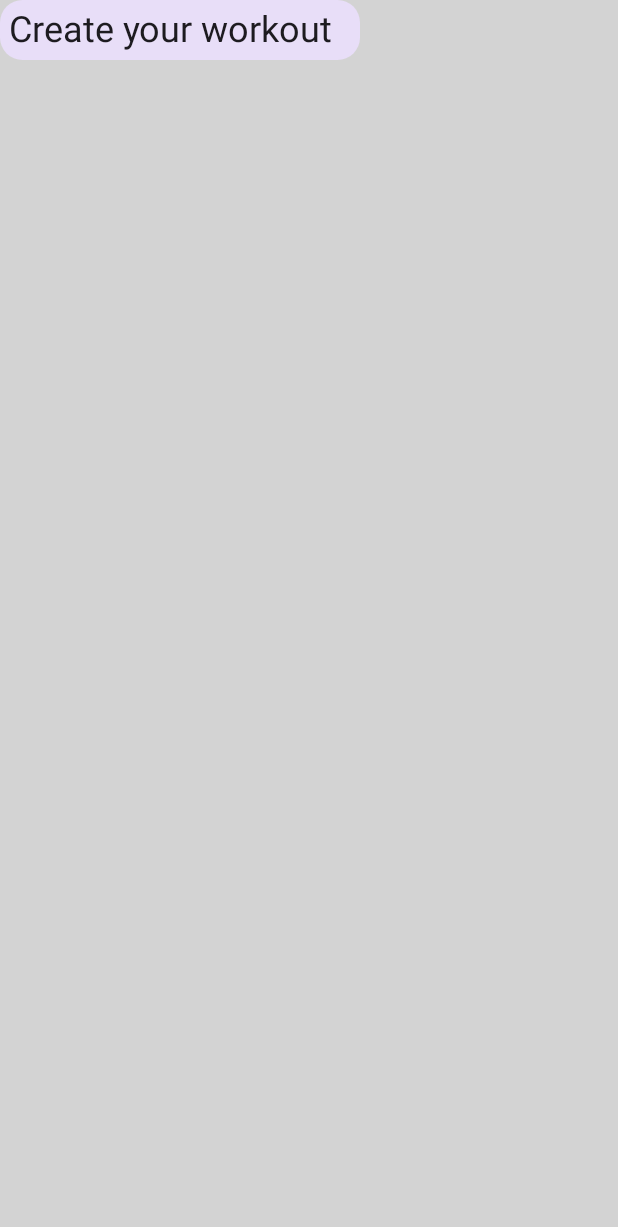
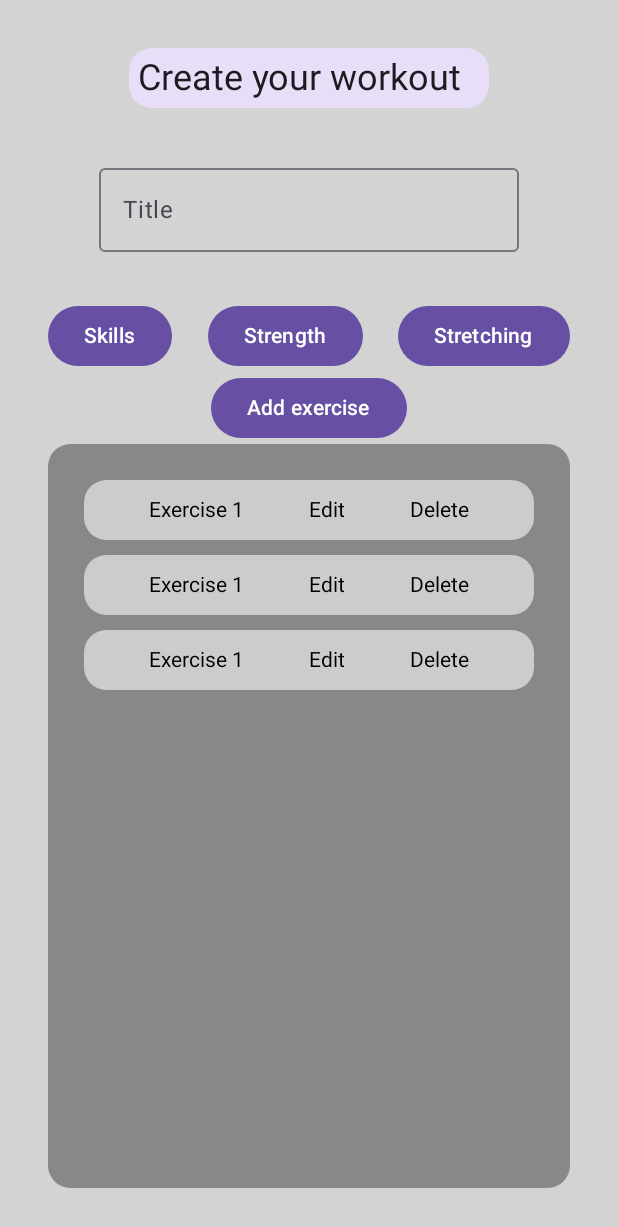
Before and after one commit to mik-nowacki/spart-app-mobile, an Android app built with Jetpack Compose: the @Preview function CreateProgramActivityPreview, on a phone screen of 412 x 824 dp. Shown: the top 1227 px of the screen. Run offline under Robolectric (Android 15) with nearby library versions, the phone set to English and light mode, and no system bars.

Commit message:
Create program UI upgrade

```diff
--- a/app/src/main/java/com/example/spartapp/training/activities/CreateProgramActivity.kt
+++ b/app/src/main/java/com/example/spartapp/training/activities/CreateProgramActivity.kt
@@ -38,6 +38,7 @@ import androidx.compose.ui.graphics.Color
 import androidx.compose.ui.tooling.preview.Preview
 import androidx.compose.ui.unit.dp
 import androidx.compose.ui.unit.sp
+import com.example.spartapp.training.components.UserInputTextField
 import com.example.spartapp.training.models.Program
 import com.example.spartapp.training.ui.theme.SpartAppTheme
 import com.google.accompanist.systemuicontroller.rememberSystemUiController
@@ -94,19 +95,6 @@ class CreateProgramActivity : ComponentActivity() {
     }
 
     @Composable
-    fun UserInputTextField(
-        value: String,
-        onValueChange: (String) -> Unit,
-        label: String
-    ) {
-        OutlinedTextField(
-            value = value,
-            onValueChange = onValueChange,
-            label = { Text(text = label) })
-
-    }
-
-    @Composable
     fun UserInputs() {
         var prTitle by remember { mutableStateOf("") }
         var prType by remember { mutableStateOf("") }
@@ -157,35 +145,3 @@ class CreateProgramActivity : ComponentActivity() {
     }
 
 }
-
-@Composable
-fun CreateWorkoutTitle() {
-    Box(
-        modifier = Modifier
-            .width(240.dp)
-            .height(40.dp)
-            .clip(RoundedCornerShape(15.dp))
-            .background(MaterialTheme.colorScheme.secondaryContainer)
-            .padding(6.dp)
-    ) {
-        Text(
-            "Create your workout",
-            fontSize = 24.sp,
-            color = MaterialTheme.colorScheme.onBackground
-        )
-    }
-
-
-}
-
-@Preview(
-    showBackground = true,
-    backgroundColor = 0xD3D3D3,
-    widthDp = 412, heightDp = 915
-)
-@Composable
-fun CreateProgramActivityPreview() {
-
-        CreateWorkoutTitle()
-
-}
--- a/app/src/main/java/com/example/spartapp/training/BottomNavigationBar.kt
+++ b/app/src/main/java/com/example/spartapp/training/components/BottomNavigationBar.kt
@@ -1,4 +1,4 @@
-package com.example.spartapp.training
+package com.example.spartapp.training.components
 
 import androidx.compose.foundation.background
 import androidx.compose.foundation.layout.Row
--- a/app/src/main/java/com/example/spartapp/training/BottomNavigationItem.kt
+++ b/app/src/main/java/com/example/spartapp/training/components/BottomNavigationItem.kt
@@ -1,4 +1,4 @@
-package com.example.spartapp.training
+package com.example.spartapp.training.components
 
 import androidx.compose.ui.graphics.vector.ImageVector
 
--- /dev/null
+++ b/app/src/main/java/com/example/spartapp/training/components/CreateProgramComponents.kt
@@ -0,0 +1,152 @@
+package com.example.spartapp.training.components
+
+import androidx.compose.foundation.background
+import androidx.compose.foundation.layout.Arrangement
+import androidx.compose.foundation.layout.Box
+import androidx.compose.foundation.layout.Column
+import androidx.compose.foundation.layout.Row
+import androidx.compose.foundation.layout.Spacer
+import androidx.compose.foundation.layout.fillMaxHeight
+import androidx.compose.foundation.layout.fillMaxSize
+import androidx.compose.foundation.layout.fillMaxWidth
+import androidx.compose.foundation.layout.height
+import androidx.compose.foundation.layout.padding
+import androidx.compose.foundation.layout.width
+import androidx.compose.foundation.shape.RoundedCornerShape
+import androidx.compose.material3.Button
+import androidx.compose.material3.MaterialTheme
+import androidx.compose.material3.OutlinedTextField
+import androidx.compose.material3.Text
+import androidx.compose.runtime.Composable
+import androidx.compose.ui.Alignment
+import androidx.compose.ui.Modifier
+import androidx.compose.ui.draw.clip
+import androidx.compose.ui.graphics.Color
+import androidx.compose.ui.tooling.preview.Preview
+import androidx.compose.ui.unit.dp
+import androidx.compose.ui.unit.sp
+
+@Preview(
+    showBackground = true,
+    backgroundColor = 0xD3D3D3,
+    widthDp = 412, heightDp = 915
+)
+@Composable
+fun CreateProgramActivityPreview() {
+
+    Column(
+        modifier = Modifier.padding(32.dp),
+        horizontalAlignment = Alignment.CenterHorizontally
+    ) {
+        CreateWorkoutTitle()
+        Spacer(modifier = Modifier.height(32.dp))
+        UserInputTextField(value = "", onValueChange = {}, label = "Title")
+        Spacer(modifier = Modifier.height(32.dp))
+        Row(
+            modifier = Modifier.fillMaxWidth(), horizontalArrangement = Arrangement.SpaceBetween
+        ) {
+            TypeButton(type = "Skills")
+            TypeButton(type = "Strength")
+            TypeButton(type = "Stretching")
+        }
+        AddExerciseButton()
+        ExerciseListBox()
+    }
+}
+
+@Composable
+fun CreateWorkoutTitle() {
+    Box(
+        modifier = Modifier
+            .width(240.dp)
+            .height(40.dp)
+            .clip(RoundedCornerShape(15.dp))
+            .background(MaterialTheme.colorScheme.secondaryContainer)
+            .padding(6.dp)
+    ) {
+        Text(
+            "Create your workout",
+            fontSize = 24.sp,
+            color = MaterialTheme.colorScheme.onBackground
+        )
+    }
+}
+
+@Composable
+fun UserInputTextField(
+    value: String,
+    onValueChange: (String) -> Unit,
+    label: String
+) {
+    OutlinedTextField(
+        value = value,
+        onValueChange = onValueChange,
+        label = { Text(text = label) })
+
+}
+
+@Composable
+fun TypeButton(
+    type: String
+
+) {
+    Button(onClick = { /*TODO*/ }) {
+        Text(text = type)
+    }
+}
+
+@Composable
+fun AddExerciseButton(
+
+) {
+    Button(onClick = { /*TODO*/ }) {
+        Text(text = "Add exercise")
+    }
+}
+
+@Composable
+fun ExerciseListBox(
+
+) {
+    Box(
+        modifier = Modifier
+            .fillMaxSize()
+            .clip(RoundedCornerShape(15.dp))
+            .background(color = Color.Gray)
+            .padding(24.dp)
+    ) {
+        Column(
+            verticalArrangement = Arrangement.spacedBy(10.dp)
+        ) {
+            ExerciseBox()
+            ExerciseBox()
+            ExerciseBox()
+
+        }
+    }
+}
+
+@Composable
+fun ExerciseBox(
+
+) {
+    Box(
+        modifier = Modifier
+            .fillMaxWidth()
+            .height(40.dp)
+            .clip(RoundedCornerShape(15.dp))
+            .background(color = Color.LightGray)
+    ) {
+        Row(
+            modifier = Modifier
+                .fillMaxSize().padding(horizontal = 0.dp),
+            verticalAlignment = Alignment.CenterVertically,
+            horizontalArrangement = Arrangement.SpaceEvenly
+
+        ) {
+            Text(text = "Exercise 1")
+            Text(text = "Edit")
+            Text(text = "Delete")
+        }
+    }
+}
```
Also changed, not shown: app/src/main/java/com/example/spartapp/training/activities/TrainingActivity.kt (+1 -7 lines).
